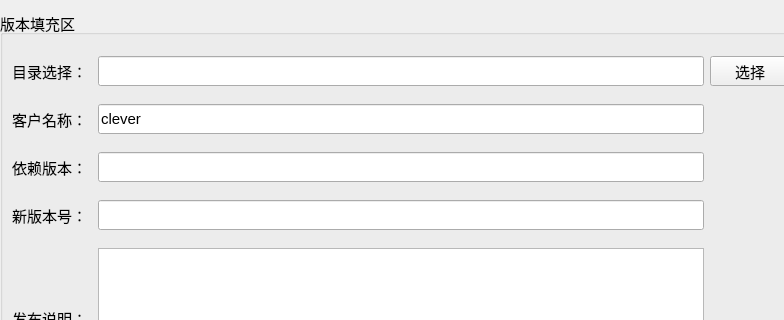
First picture: the form in app_pack/home/home_workwid.ui, repository ChinaClever/MPro-Tools, before the edit; both pictures show x 0 to 784 and y 0 to 320 of the 1108 by 413 pixel window.
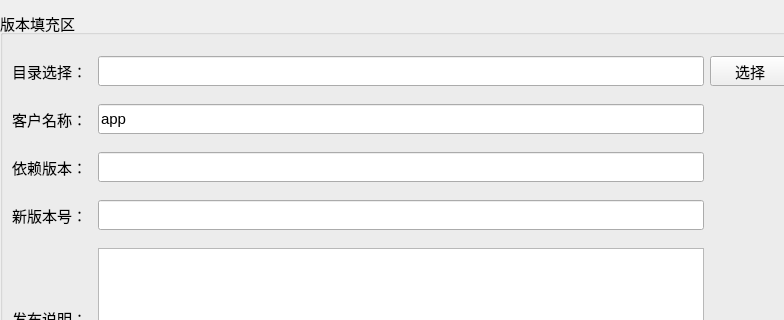
Second picture: the form after the edit.

Patch:
```diff
--- a/app_pack/home/home_workwid.ui
+++ b/app_pack/home/home_workwid.ui
@@ -127,7 +127,7 @@
          </size>
         </property>
         <property name="text">
-         <string>clever</string>
+         <string>app</string>
         </property>
        </widget>
       </item>
```
